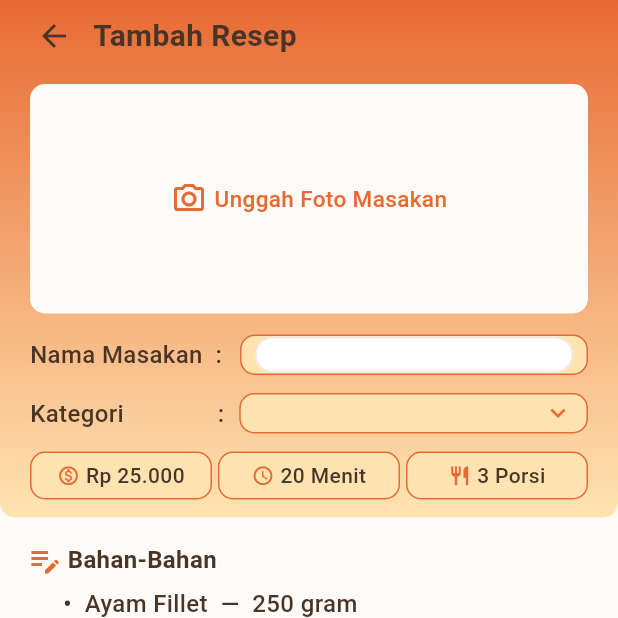
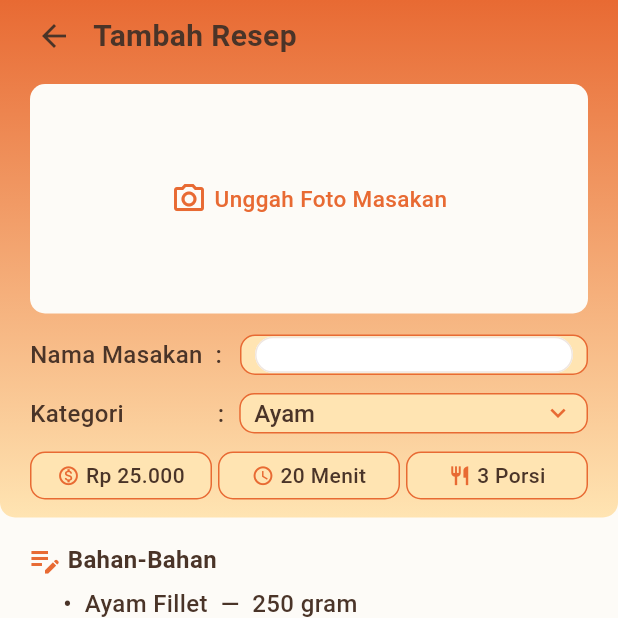
Before and after one commit to dikaajaa/dapur_mom, a Flutter app: the BuatResepSendiri screen opened directly, on a phone screen of 412 x 824 dp, the top half of it. Run offline on Flutter 3.47's test engine with Material 3 defaults, Android fonts, the phone set to English and light mode, and no system bars; our stand-ins replace flutter_svg.

Commit message:
merubah tulisan kategori

```diff
--- a/lib/pages/tambah_resep_page.dart
+++ b/lib/pages/tambah_resep_page.dart
@@ -47,7 +47,7 @@ class _BuatResepSendiriState extends State<BuatResepSendiri> {
   final _namaController = TextEditingController(text: '');
 
   final List<String> _kategoriList = ['Ayam', 'Daging', 'Ikan', 'Sayur', 'Dessert'];
-  String _kategori = 'Kategori';
+  String _kategori = 'Ayam';
 
   String _harga = 'Rp 25.000';
   String _durasi = '20 Menit';
```
